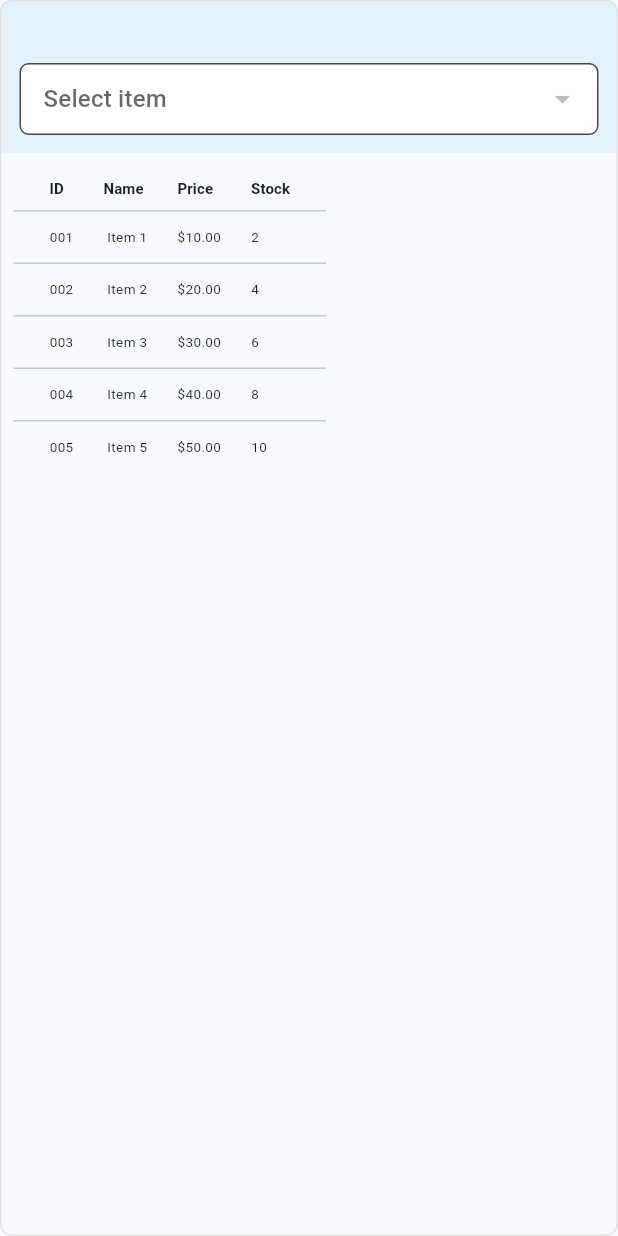
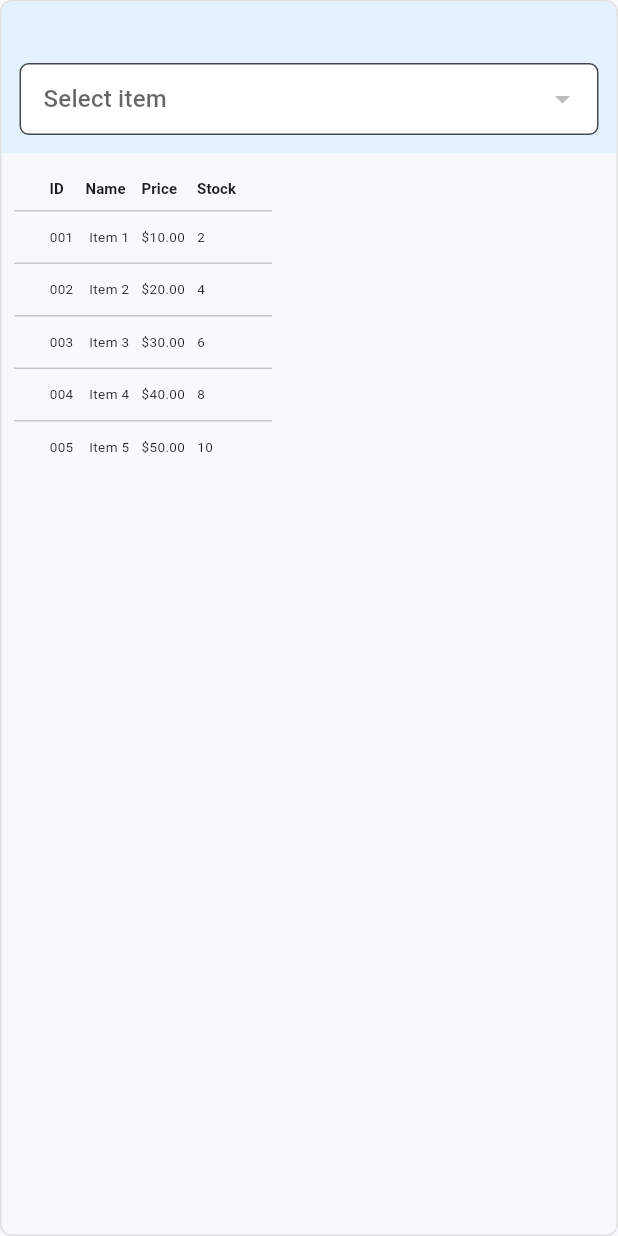
Before and after one commit to Srikrishnan2004/flutter_intern_task, a Flutter app: the DropdownSection widget shown alone on an empty page, opened directly with empty values, on a phone screen of 412 x 824 dp. Run offline on Flutter 3.47's test engine with Material 3 defaults, Android fonts, the phone set to English and light mode, and no system bars.

Commit message:
mid changes

```diff
--- a/lib/widgets/data_table_widget.dart
+++ b/lib/widgets/data_table_widget.dart
@@ -19,69 +19,122 @@ class DataTableWidget extends StatelessWidget {
     List<TableDataModel> data =
         DataGenerator.generateDummyData(selectedItem, categoryNumber);
 
-    return SingleChildScrollView(
+    return Container(
+      width: double.infinity,
+      child: SingleChildScrollView(
         scrollDirection: Axis.vertical,
         child: SingleChildScrollView(
           scrollDirection: Axis.horizontal,
+          child: ConstrainedBox(
+            constraints: BoxConstraints(
+              minWidth: MediaQuery.of(context).size.width / 6 -
+                  32, // Dropdown width minus padding
+            ),
             child: DataTable(
-          columnSpacing: AppConstants.columnSpacing,
+              columnSpacing: 8, // Reduced spacing to fit better
               dataRowMinHeight: AppConstants.dataRowMinHeight,
               dataRowMaxHeight: AppConstants.dataRowMaxHeight,
               headingRowHeight: AppConstants.headingRowHeight,
               columns: const [
                 DataColumn(
-              label: Text(
+                  label: Expanded(
+                    child: Text(
                       AppStrings.idHeader,
                       style: TextStyle(
                           fontWeight: FontWeight.bold,
                           fontSize: AppConstants.fontSizeSmall + 1),
+                      overflow: TextOverflow.ellipsis,
+                    ),
                   ),
                 ),
                 DataColumn(
-              label: Text(
+                  label: Expanded(
+                    child: Text(
                       AppStrings.nameHeader,
                       style: TextStyle(
                           fontWeight: FontWeight.bold,
                           fontSize: AppConstants.fontSizeSmall + 1),
+                      overflow: TextOverflow.ellipsis,
+                    ),
                   ),
                 ),
                 DataColumn(
-              label: Text(
+                  label: Expanded(
+                    child: Text(
                       AppStrings.priceHeader,
                       style: TextStyle(
                           fontWeight: FontWeight.bold,
                           fontSize: AppConstants.fontSizeSmall + 1),
+                      overflow: TextOverflow.ellipsis,
+                    ),
                   ),
                 ),
                 DataColumn(
-              label: Text(
+                  label: Expanded(
+                    child: Text(
                       AppStrings.stockHeader,
                       style: TextStyle(
                           fontWeight: FontWeight.bold,
                           fontSize: AppConstants.fontSizeSmall + 1),
+                      overflow: TextOverflow.ellipsis,
+                    ),
                   ),
                 ),
               ],
               rows: data.map((item) {
                 return DataRow(
                   cells: [
-                DataCell(Text(item.id,
-                    style:
-                        const TextStyle(fontSize: AppConstants.fontSizeSmall))),
-                DataCell(Text(item.name,
-                    style:
-                        const TextStyle(fontSize: AppConstants.fontSizeSmall))),
-                DataCell(Text(item.price,
-                    style:
-                        const TextStyle(fontSize: AppConstants.fontSizeSmall))),
-                DataCell(Text(item.stock,
-                    style:
-                        const TextStyle(fontSize: AppConstants.fontSizeSmall))),
+                    DataCell(
+                      Container(
+                        constraints: BoxConstraints(maxWidth: 40),
+                        child: Text(
+                          item.id,
+                          style: const TextStyle(
+                              fontSize: AppConstants.fontSizeSmall),
+                          overflow: TextOverflow.ellipsis,
+                        ),
+                      ),
+                    ),
+                    DataCell(
+                      Container(
+                        constraints: BoxConstraints(maxWidth: 80),
+                        child: Text(
+                          item.name,
+                          style: const TextStyle(
+                              fontSize: AppConstants.fontSizeSmall),
+                          overflow: TextOverflow.ellipsis,
+                        ),
+                      ),
+                    ),
+                    DataCell(
+                      Container(
+                        constraints: BoxConstraints(maxWidth: 50),
+                        child: Text(
+                          item.price,
+                          style: const TextStyle(
+                              fontSize: AppConstants.fontSizeSmall),
+                          overflow: TextOverflow.ellipsis,
+                        ),
+                      ),
+                    ),
+                    DataCell(
+                      Container(
+                        constraints: BoxConstraints(maxWidth: 40),
+                        child: Text(
+                          item.stock,
+                          style: const TextStyle(
+                              fontSize: AppConstants.fontSizeSmall),
+                          overflow: TextOverflow.ellipsis,
+                        ),
+                      ),
+                    ),
                   ],
                 );
               }).toList(),
             ),
           ),
+        ),
+      ),
     );
   }
 }
--- a/lib/widgets/dropdown_section.dart
+++ b/lib/widgets/dropdown_section.dart
@@ -85,10 +85,13 @@ class DropdownSection extends StatelessWidget {
             Expanded(
               child: Container(
                 padding: const EdgeInsets.all(AppConstants.paddingSmall),
+                width: double.infinity,
                 child: selectedValue != null
-                    ? DataTableWidget(
-                        selectedItem: selectedValue!,
-                        categoryNumber: categoryNumber,
+                    ? ClipRect(
+                        child: DataTableWidget(
+                          selectedItem: selectedValue!,
+                          categoryNumber: categoryNumber,
+                        ),
                       )
                     : const Center(
                         child: Text(
```
Lines whose indentation alone changed are shown as unchanged.
